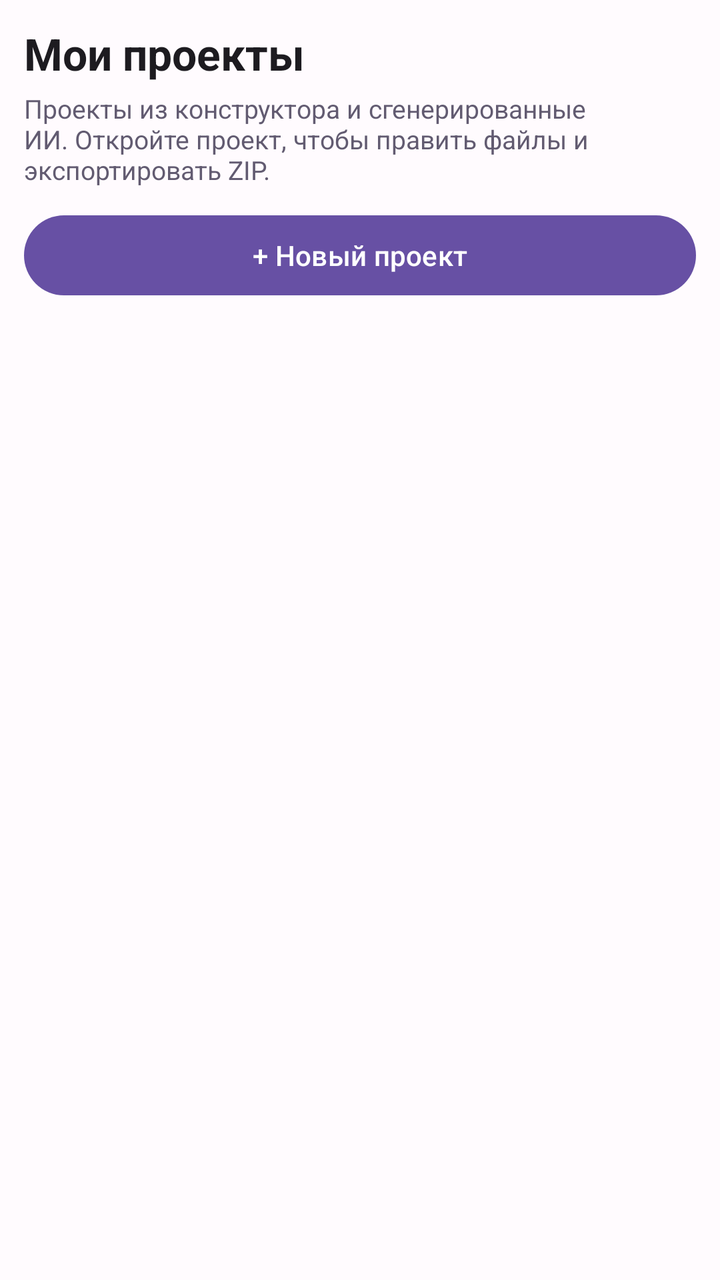
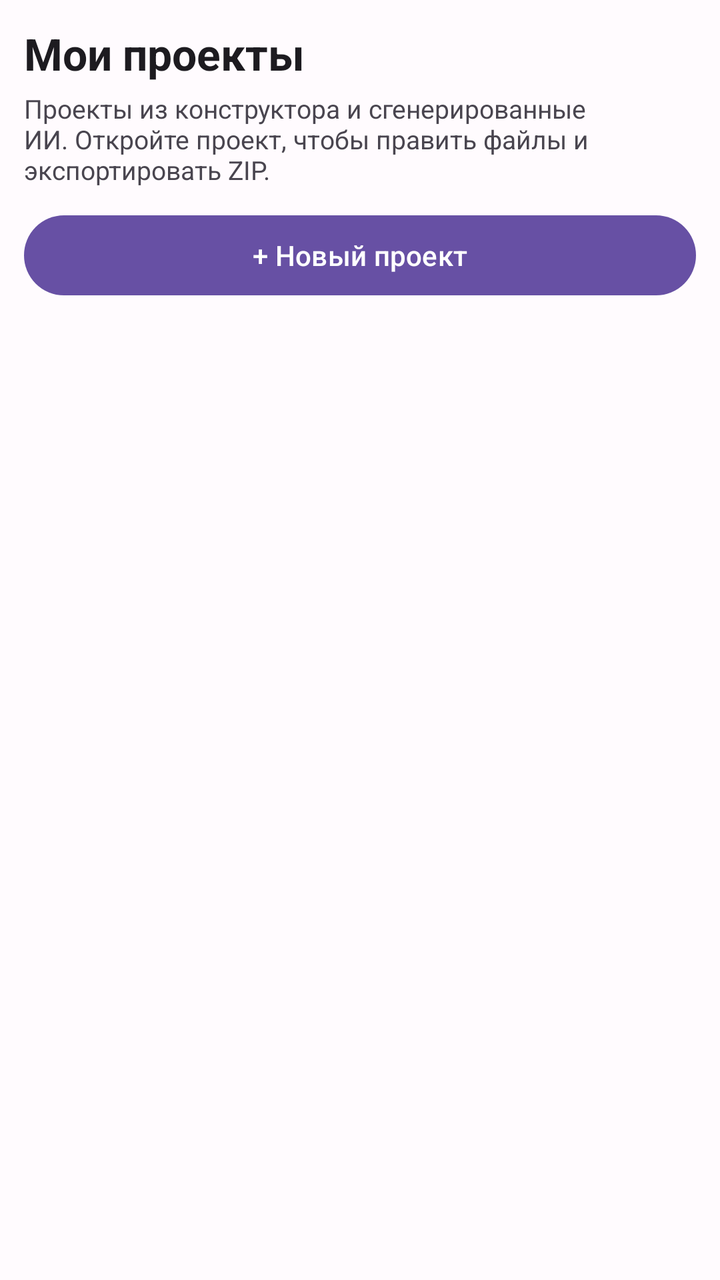

Compare the two renders of this Android layout. The source of the first and the diff that turns it into the second are given below.
<!-- AndroidManifest.xml: application theme Theme.DevAIStudio -->
<!-- res/layout/fragment_workspace.xml -->
<?xml version="1.0" encoding="utf-8"?>
<FrameLayout xmlns:android="http://schemas.android.com/apk/res/android"
    android:layout_width="match_parent"
    android:layout_height="match_parent">

    <LinearLayout
        android:id="@+id/list_container"
        android:layout_width="match_parent"
        android:layout_height="match_parent"
        android:orientation="vertical"
        android:padding="12dp">

        <TextView
            android:layout_width="match_parent"
            android:layout_height="wrap_content"
            android:text="@string/workspace_title"
            android:textColor="@color/on_surface"
            android:textSize="22sp"
            android:textStyle="bold" />

        <TextView
            android:layout_width="match_parent"
            android:layout_height="wrap_content"
            android:layout_marginTop="4dp"
            android:text="@string/workspace_subtitle"
            android:textColor="@color/secondary"
            android:textSize="13sp" />

        <com.google.android.material.button.MaterialButton
            android:id="@+id/btn_new_project"
            android:layout_width="match_parent"
            android:layout_height="wrap_content"
            android:layout_marginTop="10dp"
            android:text="@string/workspace_new"
            android:textColor="@color/white" />

        <androidx.recyclerview.widget.RecyclerView
            android:id="@+id/project_list"
            android:layout_width="match_parent"
            android:layout_height="0dp"
            android:layout_marginTop="8dp"
            android:layout_weight="1"
            android:clipToPadding="false" />

        <TextView
            android:id="@+id/workspace_empty"
            android:layout_width="match_parent"
            android:layout_height="wrap_content"
            android:gravity="center"
            android:padding="24dp"
            android:text="@string/workspace_empty"
            android:textColor="@color/secondary"
            android:textSize="14sp"
            android:visibility="gone" />

    </LinearLayout>

    <LinearLayout
        android:id="@+id/files_container"
        android:layout_width="match_parent"
        android:layout_height="match_parent"
        android:orientation="vertical"
        android:visibility="gone">

        <LinearLayout
            android:layout_width="match_parent"
            android:layout_height="wrap_content"
            android:gravity="center_vertical"
            android:orientation="horizontal"
            android:paddingHorizontal="6dp"
            android:paddingTop="6dp">

            <com.google.android.material.button.MaterialButton
                android:id="@+id/btn_back"
                style="@style/Widget.Material3.Button.TextButton"
                android:layout_width="wrap_content"
                android:layout_height="wrap_content"
                android:minWidth="44dp"
                android:text="←"
                android:textSize="18sp" />

            <TextView
                android:id="@+id/project_title"
                android:layout_width="0dp"
                android:layout_height="wrap_content"
                android:layout_weight="1"
                android:textColor="@color/on_surface"
                android:textSize="16sp"
                android:textStyle="bold" />

        </LinearLayout>

        <LinearLayout
            android:layout_width="match_parent"
            android:layout_height="wrap_content"
            android:orientation="horizontal"
            android:paddingHorizontal="6dp">

            <com.google.android.material.button.MaterialButton
                android:id="@+id/btn_add_file"
                android:layout_width="0dp"
                android:layout_height="wrap_content"
                android:layout_weight="1"
                android:minHeight="40dp"
                android:text="@string/project_add_file"
                android:textSize="12sp" />

            <com.google.android.material.button.MaterialButton
                android:id="@+id/btn_export_zip"
                style="@style/Widget.Material3.Button.OutlinedButton"
                android:layout_width="0dp"
                android:layout_height="wrap_content"
                android:layout_marginStart="6dp"
                android:layout_weight="1"
                android:minHeight="40dp"
                android:text="@string/project_export_zip"
                android:textSize="12sp" />

            <com.google.android.material.button.MaterialButton
                android:id="@+id/btn_delete_project"
                style="@style/Widget.Material3.Button.TextButton"
                android:layout_width="0dp"
                android:layout_height="wrap_content"
                android:layout_weight="1"
                android:minHeight="40dp"
                android:text="@string/project_delete_btn"
                android:textColor="@color/badge_paid"
                android:textSize="12sp" />

        </LinearLayout>

        <androidx.recyclerview.widget.RecyclerView
            android:id="@+id/file_list"
            android:layout_width="match_parent"
            android:layout_height="0dp"
            android:layout_weight="1" />

        <TextView
            android:id="@+id/files_empty"
            android:layout_width="match_parent"
            android:layout_height="wrap_content"
            android:gravity="center"
            android:padding="24dp"
            android:text="@string/project_files_empty"
            android:textColor="@color/secondary"
            android:textSize="14sp"
            android:visibility="gone" />

    </LinearLayout>

    <LinearLayout
        android:id="@+id/editor_container"
        android:layout_width="match_parent"
        android:layout_height="match_parent"
        android:orientation="vertical"
        android:visibility="gone">

        <LinearLayout
            android:layout_width="match_parent"
            android:layout_height="wrap_content"
            android:gravity="center_vertical"
            android:orientation="horizontal"
            android:paddingHorizontal="6dp"
            android:paddingTop="6dp">

            <com.google.android.material.button.MaterialButton
                android:id="@+id/btn_editor_back"
                style="@style/Widget.Material3.Button.TextButton"
                android:layout_width="wrap_content"
                android:layout_height="wrap_content"
                android:minWidth="44dp"
                android:text="←"
                android:textSize="18sp" />

            <TextView
                android:id="@+id/editor_path"
                android:layout_width="0dp"
                android:layout_height="wrap_content"
                android:layout_weight="1"
                android:fontFamily="monospace"
                android:textColor="@color/secondary"
                android:textSize="12sp" />

            <com.google.android.material.button.MaterialButton
                android:id="@+id/btn_save_file"
                android:layout_width="wrap_content"
                android:layout_height="wrap_content"
                android:minHeight="40dp"
                android:text="@string/editor_save"
                android:textSize="12sp" />

        </LinearLayout>

        <EditText
            android:id="@+id/editor_text"
            android:layout_width="match_parent"
            android:layout_height="0dp"
            android:layout_margin="8dp"
            android:layout_weight="1"
            android:background="@drawable/bg_input"
            android:fontFamily="monospace"
            android:gravity="top|start"
            android:inputType="textMultiLine|textNoSuggestions"
            android:padding="10dp"
            android:textColor="@color/on_surface"
            android:textSize="13sp" />

    </LinearLayout>

</FrameLayout>
<!-- resources referenced by this layout -->
<resources>
  <color name="badge_paid">#F9A825</color>
  <color name="on_surface">#1D1B20</color>
  <color name="secondary">#625B71</color>
  <color name="white">#FFFFFF</color>
  <!-- drawable bg_input (drawable) -->
  <?xml version="1.0" encoding="utf-8"?>
  <shape xmlns:android="http://schemas.android.com/apk/res/android" android:shape="rectangle">
      <solid android:color="@color/surface_variant" />
      <corners android:radius="22dp" />
  </shape>
  <string name="editor_save">Сохранить</string>
  <string name="project_add_file">+ Файл</string>
  <string name="project_delete_btn">Удалить</string>
  <string name="project_export_zip">Экспорт ZIP</string>
  <string name="project_files_empty">В проекте нет файлов. Добавьте файл или сгенерируйте проект через ИИ.</string>
  <string name="workspace_empty">Пока нет проектов. Нажмите «Новый проект».</string>
  <string name="workspace_new">+ Новый проект</string>
  <string name="workspace_subtitle">Проекты из конструктора и сгенерированные ИИ. Откройте проект, чтобы править файлы и экспортировать ZIP.</string>
  <string name="workspace_title">Мои проекты</string>
  <style name="Theme.DevAIStudio" parent="Theme.Material3.DayNight.NoActionBar">
          <item name="colorPrimary">@color/primary</item>
          <item name="colorOnPrimary">@color/white</item>
          <item name="colorPrimaryContainer">@color/primary_light</item>
          <item name="colorSecondary">@color/secondary</item>
          <item name="colorSurface">@color/surface</item>
          <item name="android:colorBackground">@color/background</item>
          <item name="android:statusBarColor">@color/primary_dark</item>
          <item name="android:windowLightStatusBar">false</item>
      </style>
  <color name="surface_variant">#E7E0EC</color>
  <color name="primary">#6750A4</color>
  <color name="primary_light">#EADDFF</color>
  <color name="surface">#FDF8FF</color>
  <color name="background">#FFFBFE</color>
  <color name="primary_dark">#4F378B</color>
</resources>

<!-- the commit's change to res/layout/fragment_workspace.xml (unified diff, before → after) -->
@@ -14,7 +14,7 @@
             android:layout_width="match_parent"
             android:layout_height="wrap_content"
             android:text="@string/workspace_title"
-            android:textColor="@color/on_surface"
+            android:textColor="?attr/colorOnSurface"
             android:textSize="22sp"
             android:textStyle="bold" />
 
@@ -23,7 +23,7 @@
             android:layout_height="wrap_content"
             android:layout_marginTop="4dp"
             android:text="@string/workspace_subtitle"
-            android:textColor="@color/secondary"
+            android:textColor="?attr/colorOnSurfaceVariant"
             android:textSize="13sp" />
 
         <com.google.android.material.button.MaterialButton
@@ -49,7 +49,7 @@
             android:gravity="center"
             android:padding="24dp"
             android:text="@string/workspace_empty"
-            android:textColor="@color/secondary"
+            android:textColor="?attr/colorOnSurfaceVariant"
             android:textSize="14sp"
             android:visibility="gone" />
 
@@ -84,7 +84,7 @@
                 android:layout_width="0dp"
                 android:layout_height="wrap_content"
                 android:layout_weight="1"
-                android:textColor="@color/on_surface"
+                android:textColor="?attr/colorOnSurface"
                 android:textSize="16sp"
                 android:textStyle="bold" />
 
@@ -142,7 +142,7 @@
             android:gravity="center"
             android:padding="24dp"
             android:text="@string/project_files_empty"
-            android:textColor="@color/secondary"
+            android:textColor="?attr/colorOnSurfaceVariant"
             android:textSize="14sp"
             android:visibility="gone" />
 
@@ -178,7 +178,7 @@
                 android:layout_height="wrap_content"
                 android:layout_weight="1"
                 android:fontFamily="monospace"
-                android:textColor="@color/secondary"
+                android:textColor="?attr/colorOnSurfaceVariant"
                 android:textSize="12sp" />
 
             <com.google.android.material.button.MaterialButton
@@ -202,7 +202,7 @@
             android:gravity="top|start"
             android:inputType="textMultiLine|textNoSuggestions"
             android:padding="10dp"
-            android:textColor="@color/on_surface"
+            android:textColor="?attr/colorOnSurface"
             android:textSize="13sp" />
 
     </LinearLayout>
<!-- resource entries referenced after the edit -->
@@ -1,13 +1,12 @@
 <!-- resources referenced by this layout -->
 <resources>
   <color name="badge_paid">#F9A825</color>
-  <color name="on_surface">#1D1B20</color>
   <color name="secondary">#625B71</color>
   <color name="white">#FFFFFF</color>
   <!-- drawable bg_input (drawable) -->
   <?xml version="1.0" encoding="utf-8"?>
   <shape xmlns:android="http://schemas.android.com/apk/res/android" android:shape="rectangle">
-      <solid android:color="@color/surface_variant" />
+      <solid android:color="?attr/colorSurfaceVariant" />
       <corners android:radius="22dp" />
   </shape>
   <string name="editor_save">Сохранить</string>
@@ -29,7 +28,6 @@
           <item name="android:statusBarColor">@color/primary_dark</item>
           <item name="android:windowLightStatusBar">false</item>
       </style>
-  <color name="surface_variant">#E7E0EC</color>
   <color name="primary">#6750A4</color>
   <color name="primary_light">#EADDFF</color>
   <color name="surface">#FDF8FF</color>
